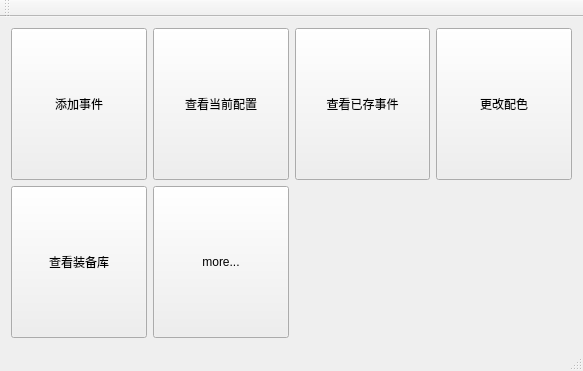
Old version of the form mainwindow.ui in the repository chapman2016/rfix_529.
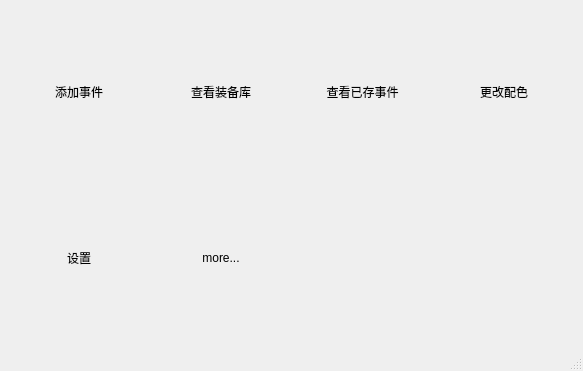
New version of the form. Icons and pictures are not drawn.

What changed in the file:
```diff
--- a/mainwindow.ui
+++ b/mainwindow.ui
@@ -17,10 +17,34 @@
    </sizepolicy>
   </property>
   <property name="windowTitle">
-   <string>道路抢修V0.526</string>
+   <string>道路应急抢通装备配置V0.617</string>
+  </property>
+  <property name="autoFillBackground">
+   <bool>true</bool>
   </property>
   <widget class="QWidget" name="centralWidget">
    <layout class="QGridLayout" name="gridLayout">
+    <item row="0" column="2">
+     <widget class="QPushButton" name="pb_see_saved">
+      <property name="sizePolicy">
+       <sizepolicy hsizetype="Expanding" vsizetype="Expanding">
+        <horstretch>0</horstretch>
+        <verstretch>0</verstretch>
+       </sizepolicy>
+      </property>
+      <property name="styleSheet">
+       <string notr="true">background-image: url(:/img/button.png);
+font: 14pt &quot;Adobe 黑体 Std R&quot;;
+color: rgb(0, 0, 0);</string>
+      </property>
+      <property name="text">
+       <string>查看已存事件</string>
+      </property>
+      <property name="flat">
+       <bool>true</bool>
+      </property>
+     </widget>
+    </item>
     <item row="0" column="0">
      <widget class="QPushButton" name="pb_create_newcase">
       <property name="sizePolicy">
@@ -29,12 +53,74 @@
         <verstretch>0</verstretch>
        </sizepolicy>
       </property>
+      <property name="autoFillBackground">
+       <bool>false</bool>
+      </property>
+      <property name="styleSheet">
+       <string notr="true">background-image: url(:/img/button.png);
+font: 14pt &quot;Adobe 黑体 Std R&quot;;
+color: rgb(0, 0, 0);</string>
+      </property>
       <property name="text">
        <string>添加事件</string>
       </property>
+      <property name="autoRepeat">
+       <bool>false</bool>
+      </property>
+      <property name="autoDefault">
+       <bool>false</bool>
+      </property>
+      <property name="default">
+       <bool>false</bool>
+      </property>
+      <property name="flat">
+       <bool>true</bool>
+      </property>
+     </widget>
+    </item>
+    <item row="1" column="1">
+     <widget class="QPushButton" name="pb_more">
+      <property name="sizePolicy">
+       <sizepolicy hsizetype="Expanding" vsizetype="Expanding">
+        <horstretch>0</horstretch>
+        <verstretch>0</verstretch>
+       </sizepolicy>
+      </property>
+      <property name="styleSheet">
+       <string notr="true">background-image: url(:/img/button.png);
+font: 14pt &quot;Adobe 黑体 Std R&quot;;
+color: rgb(0, 0, 0);</string>
+      </property>
+      <property name="text">
+       <string>more...</string>
+      </property>
+      <property name="flat">
+       <bool>true</bool>
+      </property>
      </widget>
     </item>
     <item row="0" column="1">
+     <widget class="QPushButton" name="pb_see_eqps">
+      <property name="sizePolicy">
+       <sizepolicy hsizetype="Expanding" vsizetype="Expanding">
+        <horstretch>0</horstretch>
+        <verstretch>0</verstretch>
+       </sizepolicy>
+      </property>
+      <property name="styleSheet">
+       <string notr="true">background-image: url(:/img/button.png);
+font: 14pt &quot;Adobe 黑体 Std R&quot;;
+color: rgb(0, 0, 0);</string>
+      </property>
+      <property name="text">
+       <string>查看装备库</string>
+      </property>
+      <property name="flat">
+       <bool>true</bool>
+      </property>
+     </widget>
+    </item>
+    <item row="1" column="0">
      <widget class="QPushButton" name="pb_conf">
       <property name="sizePolicy">
        <sizepolicy hsizetype="Expanding" vsizetype="Expanding">
@@ -42,21 +128,16 @@
         <verstretch>0</verstretch>
        </sizepolicy>
       </property>
-      <property name="text">
-       <string>查看当前配置</string>
+      <property name="styleSheet">
+       <string notr="true">background-image: url(:/img/button.png);
+font: 14pt &quot;Adobe 黑体 Std R&quot;;
+color: rgb(0, 0, 0);</string>
       </property>
-     </widget>
-    </item>
-    <item row="0" column="2">
-     <widget class="QPushButton" name="pb_see_saved">
-      <property name="sizePolicy">
-       <sizepolicy hsizetype="Expanding" vsizetype="Expanding">
-        <horstretch>0</horstretch>
-        <verstretch>0</verstretch>
-       </sizepolicy>
-      </property>
       <property name="text">
-       <string>查看已存事件</string>
+       <string>设置</string>
+      </property>
+      <property name="flat">
+       <bool>true</bool>
       </property>
      </widget>
     </item>
@@ -68,57 +149,21 @@
         <verstretch>0</verstretch>
        </sizepolicy>
       </property>
+      <property name="styleSheet">
+       <string notr="true">background-image: url(:/img/button.png);
+font: 14pt &quot;Adobe 黑体 Std R&quot;;
+color: rgb(0, 0, 0);</string>
+      </property>
       <property name="text">
        <string>更改配色</string>
       </property>
-     </widget>
-    </item>
-    <item row="1" column="0">
-     <widget class="QPushButton" name="pb_see_eqps">
-      <property name="sizePolicy">
-       <sizepolicy hsizetype="Expanding" vsizetype="Expanding">
-        <horstretch>0</horstretch>
-        <verstretch>0</verstretch>
-       </sizepolicy>
-      </property>
-      <property name="text">
-       <string>查看装备库</string>
-      </property>
-     </widget>
-    </item>
-    <item row="1" column="1">
-     <widget class="QPushButton" name="pb_more">
-      <property name="sizePolicy">
-       <sizepolicy hsizetype="Expanding" vsizetype="Expanding">
-        <horstretch>0</horstretch>
-        <verstretch>0</verstretch>
-       </sizepolicy>
-      </property>
-      <property name="text">
-       <string>more...</string>
+      <property name="flat">
+       <bool>true</bool>
       </property>
      </widget>
     </item>
    </layout>
   </widget>
-  <widget class="QMenuBar" name="menuBar">
-   <property name="geometry">
-    <rect>
-     <x>0</x>
-     <y>0</y>
-     <width>583</width>
-     <height>23</height>
-    </rect>
-   </property>
-  </widget>
-  <widget class="QToolBar" name="mainToolBar">
-   <attribute name="toolBarArea">
-    <enum>TopToolBarArea</enum>
-   </attribute>
-   <attribute name="toolBarBreak">
-    <bool>false</bool>
-   </attribute>
-  </widget>
   <widget class="QStatusBar" name="statusBar"/>
  </widget>
  <layoutdefault spacing="6" margin="11"/>
```
